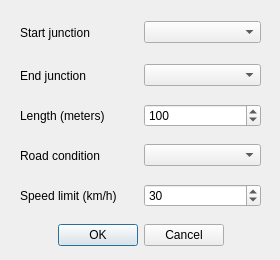
Above: src/view/dialogs/createroaddialog.ui from SuperCiuper/TrafficSimulation before the change. Below: the same form after it.
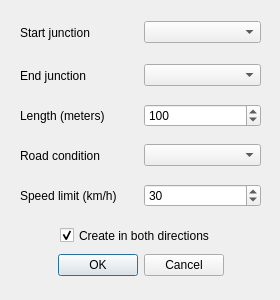
That is the form after the change.

```diff
--- a/src/view/dialogs/createroaddialog.ui
+++ b/src/view/dialogs/createroaddialog.ui
@@ -7,7 +7,7 @@
     <x>0</x>
     <y>0</y>
     <width>280</width>
-    <height>260</height>
+    <height>300</height>
    </rect>
   </property>
   <property name="windowTitle">
@@ -102,7 +102,7 @@
    <property name="geometry">
     <rect>
      <x>20</x>
-     <y>220</y>
+     <y>250</y>
      <width>241</width>
      <height>31</height>
     </rect>
@@ -183,6 +183,22 @@
     </item>
    </layout>
   </widget>
+  <widget class="QCheckBox" name="bothDirectionsCheckBox">
+   <property name="geometry">
+    <rect>
+     <x>60</x>
+     <y>220</y>
+     <width>161</width>
+     <height>31</height>
+    </rect>
+   </property>
+   <property name="text">
+    <string>Create in both directions</string>
+   </property>
+   <property name="checked">
+    <bool>true</bool>
+   </property>
+  </widget>
  </widget>
  <resources/>
  <connections>
```
